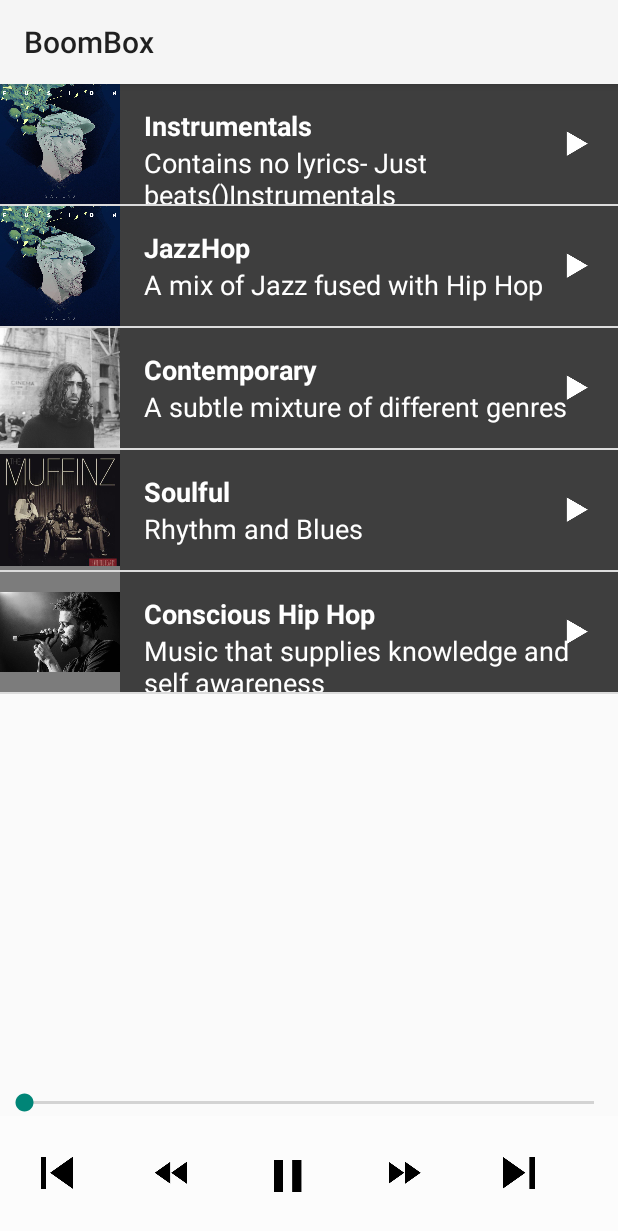
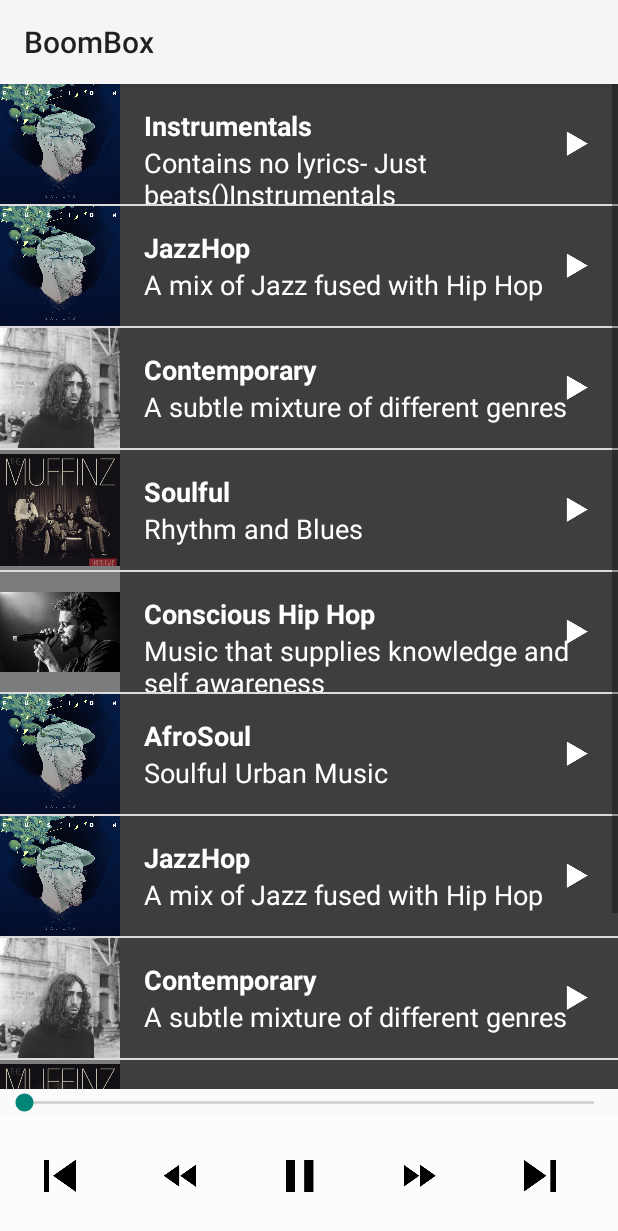
Before and after one commit to Cordlesswire/BoomBox, an Android app: the fragment PlaylistsFragment shown on its own in the app's theme, on a phone screen of 412 x 824 dp. Shown: the top 1231 px of the screen. Run offline under Robolectric (Android 15) with nearby library versions, the phone set to English and light mode, and no system bars.

Commit message:
Initial Commit

```diff
--- a/app/src/main/java/com/example/android/boombox/PlaylistsFragment.java
+++ b/app/src/main/java/com/example/android/boombox/PlaylistsFragment.java
@@ -99,6 +99,11 @@ public class PlaylistsFragment extends Fragment {
         final ArrayList<Word> songs = new ArrayList<>();
 
         songs.add(new Word("Contains no lyrics- Just beats()Instrumentals", "Instrumentals", R.drawable.gas_lab, R.raw.gas_lab_chemistry));
+        songs.add(new Word("A mix of Jazz fused with Hip Hop", "JazzHop", R.drawable.gas_lab, R.raw.gas_lab_jazz_hop));
+        songs.add(new Word("A subtle mixture of different genres", "Contemporary", R.drawable.teo, R.raw.teo_how_low));
+        songs.add(new Word("Rhythm and Blues", "Soulful", R.drawable.the_muffinz, R.raw.teo_enlightened_now));
+        songs.add(new Word("Music that supplies knowledge and self awareness", "Conscious Hip Hop", R.drawable.j_cole, R.raw.jcole_losing_my_balance));
+        songs.add(new Word("Soulful Urban Music", "AfroSoul", R.drawable.gas_lab, R.raw.gas_lab_chemistry));
         songs.add(new Word("A mix of Jazz fused with Hip Hop", "JazzHop", R.drawable.gas_lab, R.raw.gas_lab_jazz_hop));
         songs.add(new Word("A subtle mixture of different genres", "Contemporary", R.drawable.teo, R.raw.teo_how_low));
         songs.add(new Word("Rhythm and Blues", "Soulful", R.drawable.the_muffinz, R.raw.teo_enlightened_now));
--- a/app/src/main/java/com/example/android/boombox/SongsFragment.java
+++ b/app/src/main/java/com/example/android/boombox/SongsFragment.java
@@ -269,6 +269,10 @@ public class SongsFragment extends Fragment {
                 //Displays "Pause" button and replaces the "Play" button on the controls layout
                 pauseButton.setVisibility(View.VISIBLE);
 
+                previousButton.setEnabled(true);
+                forwardButton.setEnabled(true);
+                nextButton.setEnabled(true);
+                rewindButton.setEnabled(true);
             }
         });
 
--- a/app/src/main/res/layout/words_list.xml
+++ b/app/src/main/res/layout/words_list.xml
@@ -75,14 +75,14 @@
         android:id="@+id/previousButton"
         android:layout_width="wrap_content"
         android:layout_height="wrap_content"
-        android:padding="27dp"
+        android:padding="29dp"
         android:src="@drawable/previous_track" />
 
     <ImageView
         android:id="@+id/rewindButton"
         android:layout_width="wrap_content"
         android:layout_height="wrap_content"
-        android:padding="27dp"
+        android:padding="29dp"
         android:src="@drawable/rewind_button" />
 
     <ImageView
@@ -97,7 +97,7 @@
             android:id="@+id/playButton"
             android:layout_width="wrap_content"
             android:layout_height="wrap_content"
-            android:padding="27dp"
+            android:padding="29dp"
             android:src="@drawable/play_button"
             android:visibility="gone" />
 
@@ -105,14 +105,14 @@
             android:id="@+id/forwardButton"
             android:layout_width="wrap_content"
             android:layout_height="wrap_content"
-            android:padding="27dp"
+            android:padding="29dp"
             android:src="@drawable/fast_forward_button" />
 
         <ImageView
             android:id="@+id/nextButton"
             android:layout_width="wrap_content"
             android:layout_height="wrap_content"
-            android:padding="27dp"
+            android:padding="29dp"
             android:src="@drawable/next_button" />
 
     </LinearLayout>
```
